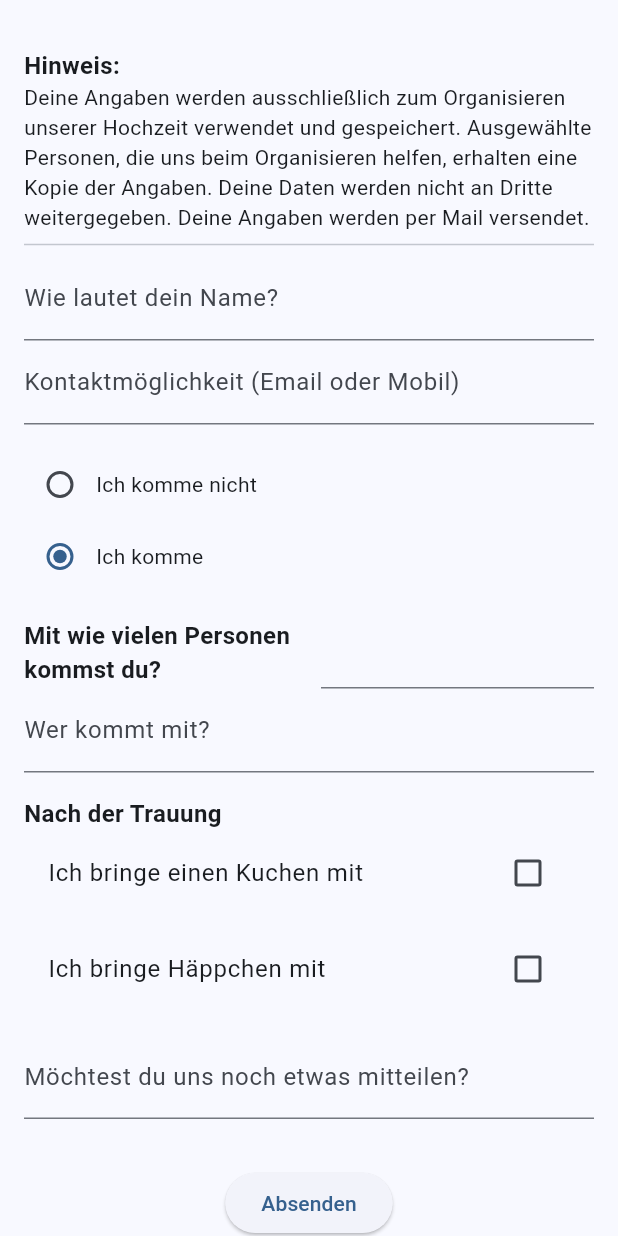
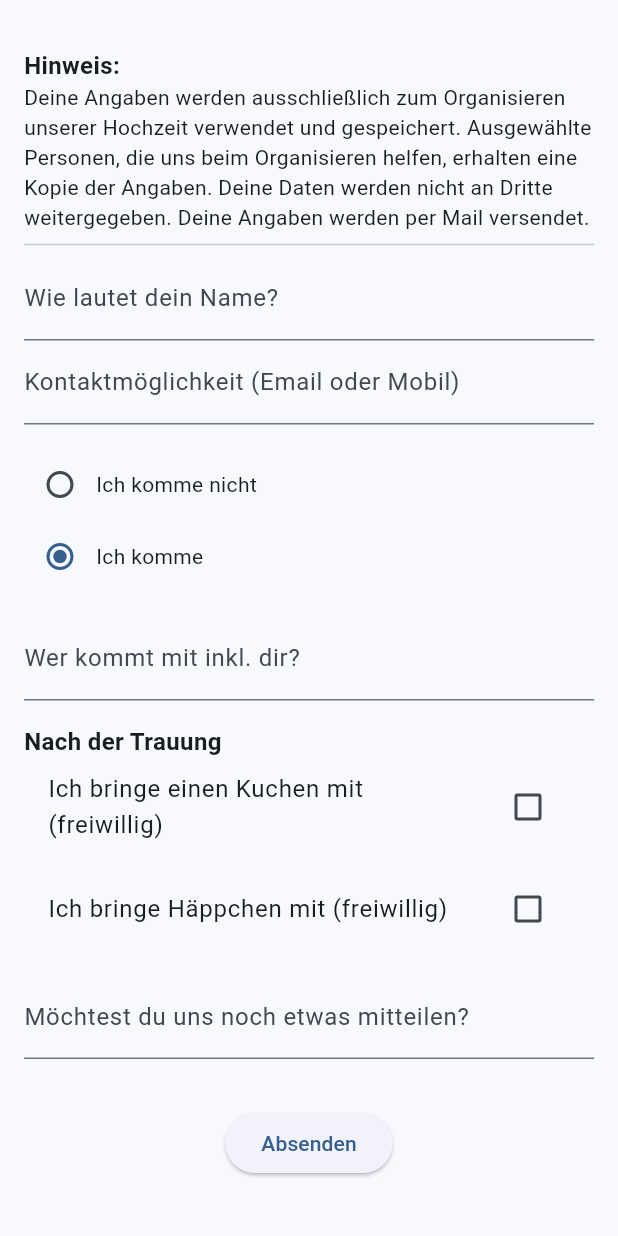
Before and after one commit to jherrma/weddingform, a Flutter app: the FormWidget widget shown alone on an empty page, opened directly with empty values, after a tap on "Ich komme", on a phone screen of 412 x 824 dp. Run offline on Flutter 3.47's test engine with Material 3 defaults, Android fonts, the phone set to English and light mode, and no system bars.

Commit message:
implement feedback

```diff
--- a/webapp/lib/form_widget.dart
+++ b/webapp/lib/form_widget.dart
@@ -33,8 +33,6 @@ class _FormWidgetState extends State<FormWidget> {
   bool needMusic = false;
   bool isBringingCake = false;
   bool showNameError = false;
-  bool showPeopleError = false;
-  bool showCakeError = false;
   bool showContributionError = false;
   bool showWhoComingError = false;
   bool showContactInfoError = false;
@@ -45,7 +43,6 @@ class _FormWidgetState extends State<FormWidget> {
   bool isSubmitting = false;
 
   final _nameController = TextEditingController();
-  final _peopleController = TextEditingController();
   final _cakeFlavorController = TextEditingController();
   final _topicController = TextEditingController();
   final _contactInformationController = TextEditingController();
@@ -59,15 +56,13 @@ class _FormWidgetState extends State<FormWidget> {
   bool showContributionDurationError = false;
 
   // Add constants for menu option texts
-  static const String doYouBringCakeText = 'Ich bringe einen Kuchen mit';
+  static const String doYouBringCakeText =
+      'Ich bringe einen Kuchen mit (freiwillig)';
   static const String cakeLabel = 'Welchen Kuchen bringst du mit?';
-  static const String specifyCakeError =
-      'Bitte gib an, welchen Kuchen du mitbringst.';
 
-  static const String doYouBringSnacksText = 'Ich bringe Häppchen mit';
+  static const String doYouBringSnacksText =
+      'Ich bringe Häppchen mit (freiwillig)';
   static const String snacksLabel = 'Welche Häppchen bringst du mit?';
-  static const String snacksErrorText =
-      'Bitte gib an, welche Häppchen du mitbringst.';
 
   static const String noText = 'Nein';
   static const String yesText = 'Ja';
@@ -84,28 +79,19 @@ class _FormWidgetState extends State<FormWidget> {
       'Deine Angaben werden ausschließlich zum Organisieren unserer Hochzeit verwendet und gespeichert. Ausgewählte Personen, die uns beim Organisieren helfen, erhalten eine Kopie der Angaben. Deine Daten werden nicht an Dritte weitergegeben. Deine Angaben werden per Mail versendet.';
   static const String submitButtonText = 'Absenden';
   static const String nameLabel = 'Wie lautet dein Name?';
-  static const String emailLabel = 'Wie lautet deine E-Mail-Adresse?';
   static const String imNotComingText = 'Ich komme nicht';
   static const String imComingText = 'Ich komme';
-  static const String numberOfPeopleText = 'Mit wie vielen Personen kommst du?';
-  static const String whoIsComingLabel = 'Wer kommt mit?';
+  static const String whoIsComingLabel = 'Wer kommt mit inkl. dir?';
 
   static const String specifyContributionError =
       'Bitte gib das Thema oder eine Beschreibung deines Beitrags an.';
   static const String nameErrorText = 'Bitte gib deinen Namen an.';
-  static const String contactInfoErrorText =
-      'Bitte gib eine Kontaktmöglichkeit an.';
   static const String whoComingErrorText = 'Bitte gib an, wer mitkommt.';
-  static const String peopleErrorText = 'Bitte gib an, zu wievielt ihr kommt.';
   static const String submissionErrorText =
       'Fehler beim Absenden des Formulars. Bitte versuche es erneut.';
 
-  static const String phoneLabel = 'Wie lautet deine Mobilnummer?';
-  static const String phoneErrorText = 'Bitte gib deine Mobilnummer an.';
-
   bool isBringingSnacks = false;
   final TextEditingController _snacksController = TextEditingController();
-  bool showSnacksError = false;
 
   RideOption rideOption = RideOption.public;
   final _needRideController = TextEditingController();
@@ -163,48 +149,15 @@ class _FormWidgetState extends State<FormWidget> {
       return !foundError;
     }
 
-    String peopleText = _peopleController.text.trim();
-    int? numberOfPeople = int.tryParse(peopleText);
-    bool peopleValid = numberOfPeople != null && numberOfPeople > 0;
-
     String whoComingText = _whoComingController.text.trim();
     bool whoIsComingValid =
         whoComingText.isNotEmpty && whoComingText.length > 3;
 
-    foundError = !(peopleValid && whoIsComingValid);
+    foundError = !(whoIsComingValid);
 
     setState(() {
-      showPeopleError = !peopleValid;
       showWhoComingError = !whoIsComingValid;
     });
-
-    if (isBringingCake) {
-      String cakeText = _cakeFlavorController.text.trim();
-      if (cakeText.isNotEmpty && cakeText.length > 3) {
-        setState(() {
-          showCakeError = false;
-        });
-      } else {
-        setState(() {
-          showCakeError = true;
-        });
-        foundError = true;
-      }
-    }
-
-    if (isBringingSnacks) {
-      String snacks = _snacksController.text.trim();
-      if (snacks.isEmpty || snacks.length < 3) {
-        setState(() {
-          showSnacksError = true;
-        });
-        foundError = true;
-      } else {
-        setState(() {
-          showSnacksError = false;
-        });
-      }
-    }
 
     if (widget.authenticationState.authenticationType !=
         AuthenticationType.attendingFestivities) {
@@ -226,7 +179,8 @@ class _FormWidgetState extends State<FormWidget> {
 
       String durationText = _contributionDurationController.text.trim();
       int? duration = int.tryParse(durationText);
-      bool durationValid = duration != null && duration > 0;
+      bool durationValid = durationText.isEmpty ||
+          durationText.isNotEmpty && duration != null && duration > 0;
 
       if (!durationValid) {
         setState(() {
@@ -281,7 +235,6 @@ class _FormWidgetState extends State<FormWidget> {
         "name": _nameController.text,
         "isComing": isComing,
         "whoIsComing": _whoComingController.text,
-        "numberOfPeople": int.tryParse(_peopleController.text) ?? 0,
         "contactInformation": _contactInformationController.text,
         "doYouHaveContribution": hasContribution,
         "topic": _topicController.text,
@@ -418,25 +371,6 @@ class _FormWidgetState extends State<FormWidget> {
                   ),
                   SizedBox(height: 16),
                   if (isComing) ...[
-                    Row(
-                      children: [
-                        Expanded(
-                          child: Text(
-                            numberOfPeopleText,
-                            style: TextStyle(
-                                fontWeight: FontWeight.bold, fontSize: 16),
-                          ),
-                        ),
-                        SizedBox(width: 16),
-                        Expanded(
-                          child: TextField(
-                            controller: _peopleController,
-                            keyboardType: TextInputType.number,
-                            decoration: InputDecoration(),
-                          ),
-                        ),
-                      ],
-                    ),
                     TextField(
                       controller: _whoComingController,
                       decoration:
@@ -445,11 +379,6 @@ class _FormWidgetState extends State<FormWidget> {
                     if (showWhoComingError)
                       Text(
                         whoComingErrorText,
-                        style: TextStyle(color: Colors.red),
-                      ),
-                    if (showPeopleError)
-                      Text(
-                        peopleErrorText,
                         style: TextStyle(color: Colors.red),
                       ),
                     SizedBox(height: 16),
@@ -488,11 +417,6 @@ class _FormWidgetState extends State<FormWidget> {
                         controller: _cakeFlavorController,
                         decoration: const InputDecoration(labelText: cakeLabel),
                       ),
-                      if (showCakeError)
-                        Text(
-                          specifyCakeError,
-                          style: TextStyle(color: Colors.red),
-                        ),
                     ],
                     SizedBox(height: 8),
                     CheckboxListTile(
@@ -510,133 +434,9 @@ class _FormWidgetState extends State<FormWidget> {
                         decoration:
                             const InputDecoration(labelText: snacksLabel),
                       ),
-                      if (showSnacksError)
-                        Text(
-                          snacksErrorText,
-                          style: TextStyle(color: Colors.red),
-                        ),
                     ],
                     if (widget.authenticationState.authenticationType ==
                         AuthenticationType.attendingFestivities) ...[
-                      SizedBox(height: 16),
-                      Align(
-                        alignment: Alignment.centerLeft,
-                        child: Text(
-                          doYouHaveContributionText,
-                          style: TextStyle(
-                              fontWeight: FontWeight.bold, fontSize: 16),
-                        ),
-                      ),
-                      Column(
-                        children: [
-                          InkWell(
-                            onTap: () =>
-                                setState(() => hasContribution = false),
-                            child: Row(
-                              children: [
-                                Radio<bool>(
-                                  value: false,
-                                  groupValue: hasContribution,
-                                  onChanged: (val) =>
-                                      setState(() => hasContribution = val!),
-                                ),
-                                const Text(noText),
-                              ],
-                            ),
-                          ),
-                          InkWell(
-                            onTap: () => setState(() => hasContribution = true),
-                            child: Row(
-                              children: [
-                                Radio<bool>(
-                                  value: true,
-                                  groupValue: hasContribution,
-                                  onChanged: (val) =>
-                                      setState(() => hasContribution = val!),
-                                ),
-                                const Text(yesText),
-                              ],
-                            ),
-                          ),
-                        ],
-                      ),
-                      if (hasContribution) ...[
-                        TextField(
-                          controller: _topicController,
-                          decoration:
-                              const InputDecoration(labelText: topicLabel),
-                        ),
-                        if (showContributionError)
-                          Text(
-                            specifyContributionError,
-                            style: TextStyle(color: Colors.red),
-                          ),
-                        TextField(
-                          controller: _contributionDurationController,
-                          keyboardType: TextInputType.number,
-                          decoration: const InputDecoration(
-                              labelText: 'Dauer des Beitrags in Minuten'),
-                        ),
-                        if (showContributionDurationError)
-                          Text(
-                            'Bitte gib eine gültige Dauer in Minuten an.',
-                            style: TextStyle(color: Colors.red),
-                          ),
-                        CheckboxListTile(
-                          title: const Text(needProjectorText),
-                          value: needProjector,
-                          onChanged: (val) {
-                            setState(() => needProjector = val!);
-                          },
-                        ),
-                        CheckboxListTile(
-                          title: const Text(needMusicText),
-                          value: needMusic,
-                          onChanged: (val) {
-                            setState(() => needMusic = val!);
-                          },
-                        ),
-                      ],
-                      SizedBox(height: 16),
-                      Align(
-                        alignment: Alignment.centerLeft,
-                        child: Text(
-                          'Abendessen',
-                          style: TextStyle(
-                              fontWeight: FontWeight.bold, fontSize: 16),
-                        ),
-                      ),
-                      SizedBox(height: 8),
-                      TextField(
-                        controller: _allergiesController,
-                        decoration: const InputDecoration(
-                            labelText: 'Unverträglichkeiten'),
-                      ),
-                      SizedBox(height: 8),
-                      CheckboxListTile(
-                        title: const Text('Ich bin vegetarisch'),
-                        value: isVegetarian,
-                        onChanged: (bool? value) {
-                          setState(() {
-                            isVegetarian = value!;
-                            if (!isVegetarian && isVegan) {
-                              isVegan = false;
-                            }
-                          });
-                        },
-                      ),
-                      CheckboxListTile(
-                        title: const Text('Ich bin vegan'),
-                        value: isVegan,
-                        onChanged: (bool? value) {
-                          setState(() {
-                            isVegan = value!;
-                            if (isVegan) {
-                              isVegetarian = true;
-                            }
-                          });
-                        },
-                      ),
                       SizedBox(height: 16),
                       Align(
                         alignment: Alignment.centerLeft,
@@ -722,6 +522,126 @@ class _FormWidgetState extends State<FormWidget> {
                           ],
                         ],
                       ),
+                      SizedBox(height: 16),
+                      Align(
+                        alignment: Alignment.centerLeft,
+                        child: Text(
+                          'Abendessen',
+                          style: TextStyle(
+                              fontWeight: FontWeight.bold, fontSize: 16),
+                        ),
+                      ),
+                      SizedBox(height: 8),
+                      TextField(
+                        controller: _allergiesController,
+                        decoration: const InputDecoration(
+                            labelText: 'Unverträglichkeiten'),
+                      ),
+                      SizedBox(height: 8),
+                      CheckboxListTile(
+                        title: const Text('Ich bin vegetarisch'),
+                        value: isVegetarian,
+                        onChanged: (bool? value) {
+                          setState(() {
+                            isVegetarian = value!;
+                            if (!isVegetarian && isVegan) {
+                              isVegan = false;
+                            }
+                          });
+                        },
+                      ),
+                      CheckboxListTile(
+                        title: const Text('Ich bin vegan'),
+                        value: isVegan,
+                        onChanged: (bool? value) {
+                          setState(() {
+                            isVegan = value!;
+                            if (isVegan) {
+                              isVegetarian = true;
+                            }
+                          });
+                        },
+                      ),
+                      SizedBox(height: 16),
+                      SizedBox(height: 16),
+                      Align(
+                        alignment: Alignment.centerLeft,
+                        child: Text(
+                          doYouHaveContributionText,
+                          style: TextStyle(
+                              fontWeight: FontWeight.bold, fontSize: 16),
+                        ),
+                      ),
+                      Column(
+                        children: [
+                          InkWell(
+                            onTap: () =>
+                                setState(() => hasContribution = false),
+                            child: Row(
+                              children: [
+                                Radio<bool>(
+                                  value: false,
+                                  groupValue: hasContribution,
+                                  onChanged: (val) =>
+                                      setState(() => hasContribution = val!),
+                                ),
+                                const Text(noText),
+                              ],
+                            ),
+                          ),
+                          InkWell(
+                            onTap: () => setState(() => hasContribution = true),
+                            child: Row(
+                              children: [
+                                Radio<bool>(
+                                  value: true,
+                                  groupValue: hasContribution,
+                                  onChanged: (val) =>
+                                      setState(() => hasContribution = val!),
+                                ),
+                                const Text(yesText),
+                              ],
+                            ),
+                          ),
+                        ],
+                      ),
+                      if (hasContribution) ...[
+                        TextField(
+                          controller: _topicController,
+                          decoration:
+                              const InputDecoration(labelText: topicLabel),
+                        ),
+                        if (showContributionError)
+                          Text(
+                            specifyContributionError,
+                            style: TextStyle(color: Colors.red),
+                          ),
+                        TextField(
+                          controller: _contributionDurationController,
+                          keyboardType: TextInputType.number,
+                          decoration: const InputDecoration(
+                              labelText: 'Dauer des Beitrags in Minuten'),
+                        ),
+                        if (showContributionDurationError)
+                          Text(
+                            'Bitte gib eine gültige Dauer in Minuten an.',
+                            style: TextStyle(color: Colors.red),
+                          ),
+                        CheckboxListTile(
+                          title: const Text(needProjectorText),
+                          value: needProjector,
+                          onChanged: (val) {
+                            setState(() => needProjector = val!);
+                          },
+                        ),
+                        CheckboxListTile(
+                          title: const Text(needMusicText),
+                          value: needMusic,
+                          onChanged: (val) {
+                            setState(() => needMusic = val!);
+                          },
+                        ),
+                      ],
                     ],
                     SizedBox(height: 16),
                     TextField(
```
Also changed, not shown: 1 other file.
